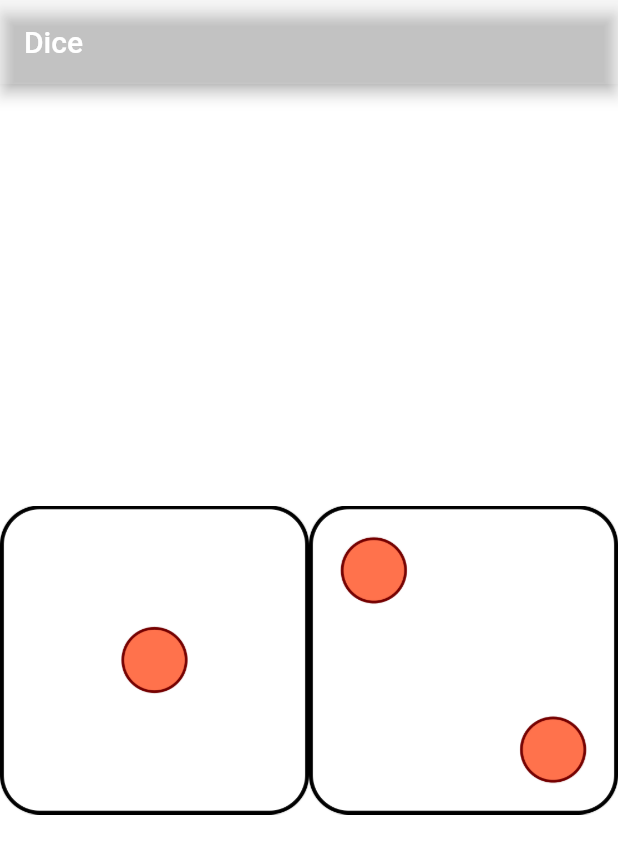
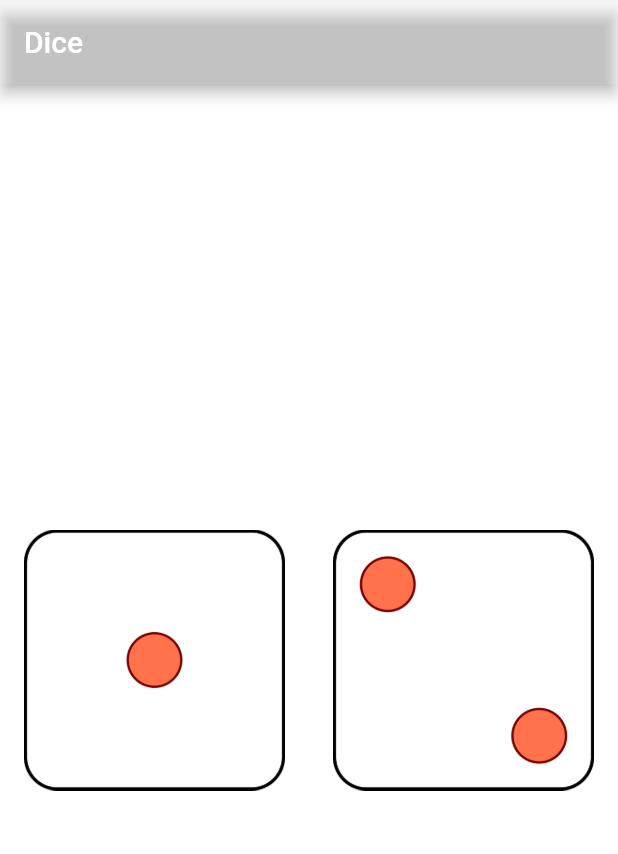
Before and after one commit to Ashraf236/Learning_Flutter, a Flutter app: the screen it shows after launch, on a phone screen of 412 x 824 dp. Shown: the top 854 px of the screen. Run offline on Flutter 3.47's test engine with Material 2 defaults, Android fonts, the light colour scheme and no system bars.

Commit message:
Padded object. go to Flutter out line, select the porp, hit add padding

```diff
--- a/DiceApp/lib/main.dart
+++ b/DiceApp/lib/main.dart
@@ -23,11 +23,17 @@ class DicePage extends StatelessWidget {
         children: <Widget>[
           Expanded(
             //flex: 2,
-            child: Image.asset('images/dice-1.png'),
+            child: Padding(
+              padding: const EdgeInsets.all(16.0),
+              child: Image.asset('images/dice-1.png'),
+            ),
           ),
           Expanded(
             //flex: 1,
-            child: Image.asset('images/dice-2.png'),
+            child: Padding(
+              padding: const EdgeInsets.all(16.0),
+              child: Image.asset('images/dice-2.png'),
+            ),
           ),
         ],
       ),
```
